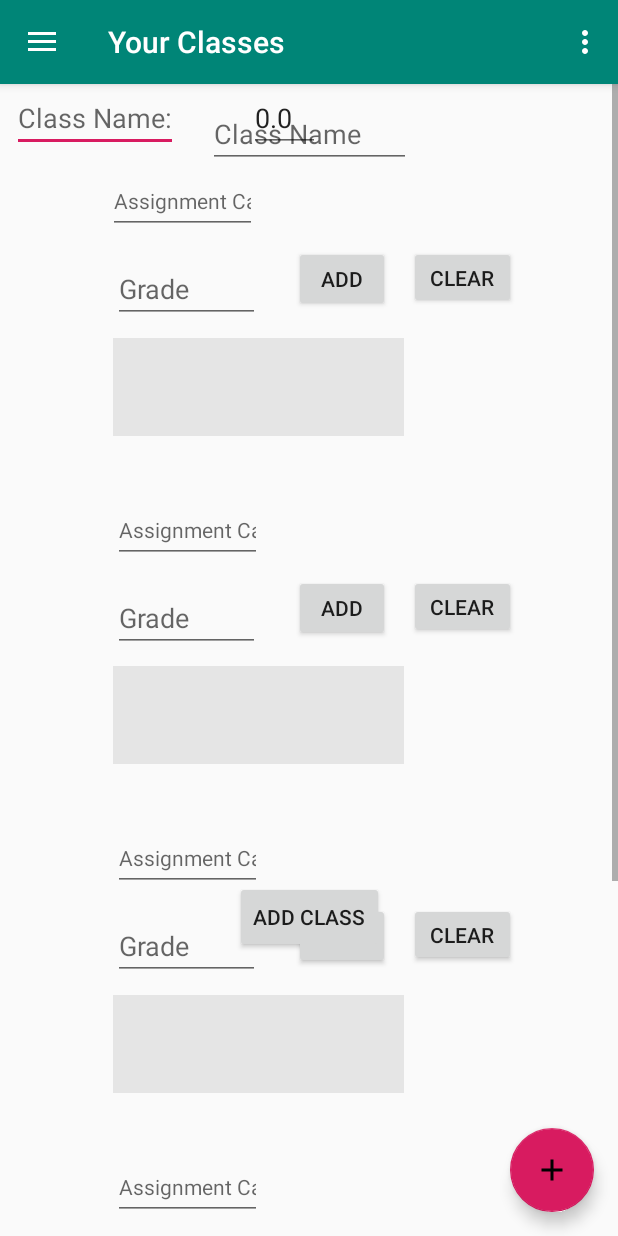
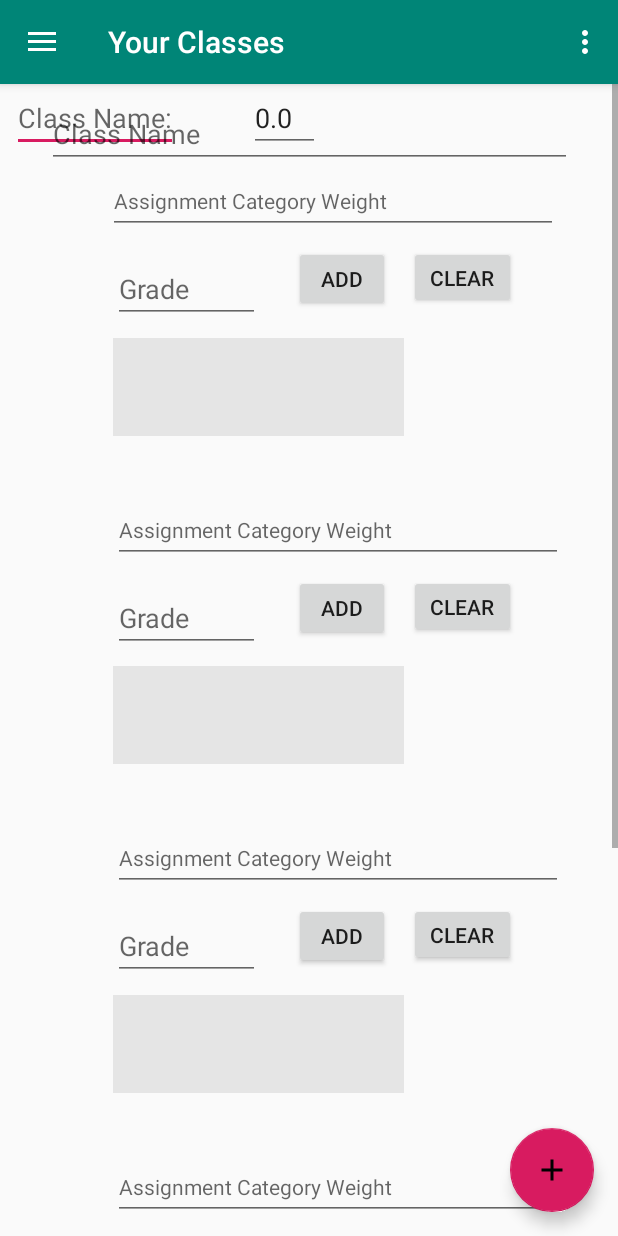
Before and after one commit to CS-321-Group-Project-Team6/MyGradeCalculator, an Android app: the screen it shows after launch (MainActivity), after a tap on an icon or button, on a phone screen of 412 x 824 dp. Run offline under Robolectric (Android 15) with nearby library versions, the phone set to English and light mode, and no system bars; our stand-ins replace navigation-ui.

Commit message:
Made changes to add_classes_menu.xml

```diff
--- a/app/src/main/res/layout/add_class_menu.xml
+++ b/app/src/main/res/layout/add_class_menu.xml
@@ -19,18 +19,19 @@
 
         <EditText
             android:id="@+id/class_name_input_box"
-            android:layout_width="135dp"
+            android:layout_width="350dp"
             android:layout_height="40dp"
             android:layout_marginTop="16dp"
             android:hint="Class Name"
             android:inputType="text"
+            app:layout_constraintBottom_toTopOf="@+id/weight1"
             app:layout_constraintEnd_toEndOf="parent"
             app:layout_constraintStart_toStartOf="parent"
             app:layout_constraintTop_toTopOf="parent" />
 
         <EditText
             android:id="@+id/weight1"
-            android:layout_width="99dp"
+            android:layout_width="300dp"
             android:layout_height="44dp"
             android:layout_marginStart="72dp"
             android:layout_marginLeft="72dp"
@@ -92,7 +93,7 @@
 
         <EditText
             android:id="@+id/weight2"
-            android:layout_width="99dp"
+            android:layout_width="300dp"
             android:layout_height="44dp"
             android:layout_marginStart="75dp"
             android:layout_marginLeft="75dp"
@@ -154,14 +155,14 @@
 
         <EditText
             android:id="@+id/weight3"
-            android:layout_width="99dp"
+            android:layout_width="300dp"
             android:layout_height="44dp"
             android:layout_marginStart="75dp"
             android:layout_marginLeft="75dp"
             android:layout_marginTop="494dp"
             android:autofillHints=""
             android:ems="10"
-            android:hint="Assignment Category Weight5"
+            android:hint="Assignment Category Weight"
             android:inputType="number"
             android:textSize="14sp"
             app:layout_constraintStart_toStartOf="parent"
@@ -216,7 +217,7 @@
 
         <EditText
             android:id="@+id/weight4"
-            android:layout_width="99dp"
+            android:layout_width="300dp"
             android:layout_height="44dp"
             android:layout_marginStart="75dp"
             android:layout_marginLeft="75dp"
@@ -278,7 +279,7 @@
 
         <EditText
             android:id="@+id/weight5"
-            android:layout_width="99dp"
+            android:layout_width="300dp"
             android:layout_height="44dp"
             android:layout_marginStart="75dp"
             android:layout_marginLeft="75dp"
@@ -345,8 +346,9 @@
             android:text="Add Class"
             app:layout_constraintBottom_toBottomOf="parent"
             app:layout_constraintEnd_toEndOf="parent"
+            app:layout_constraintHorizontal_bias="0.498"
             app:layout_constraintStart_toStartOf="parent"
-            app:layout_constraintTop_toTopOf="parent" />
+            app:layout_constraintTop_toBottomOf="@+id/gradeTxt5" />
 
     </androidx.constraintlayout.widget.ConstraintLayout>
 </ScrollView>
```
